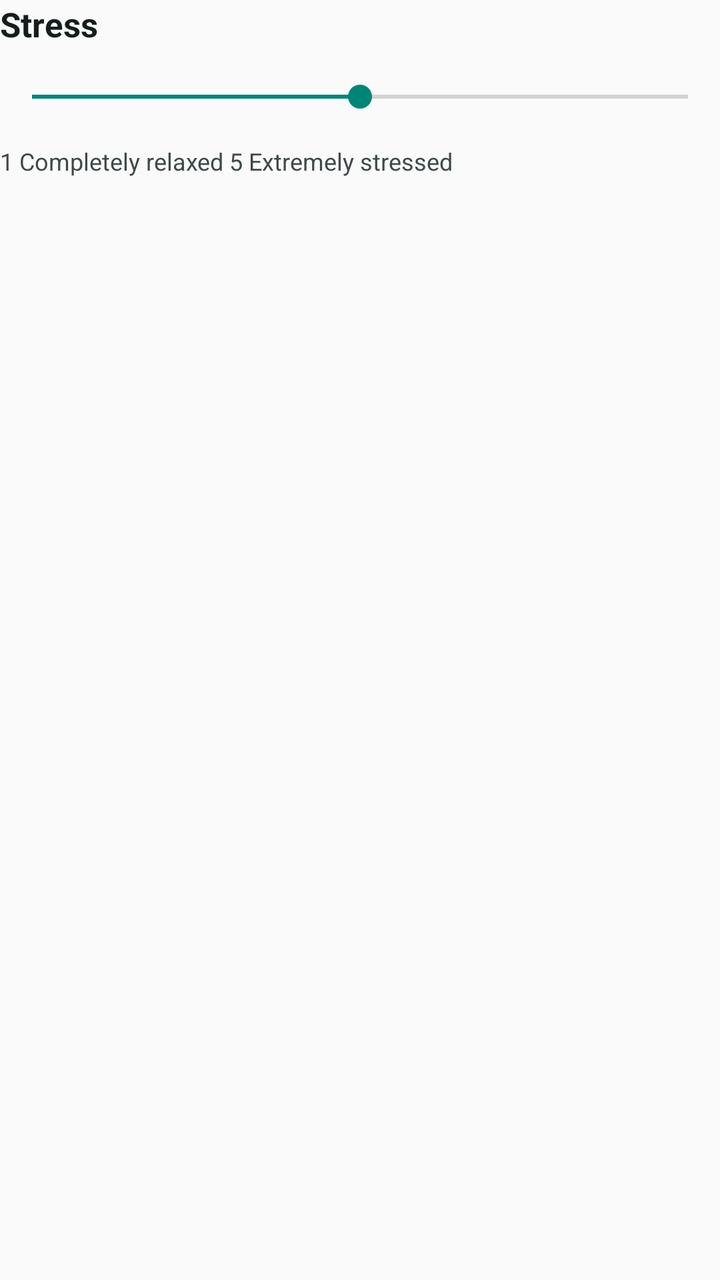
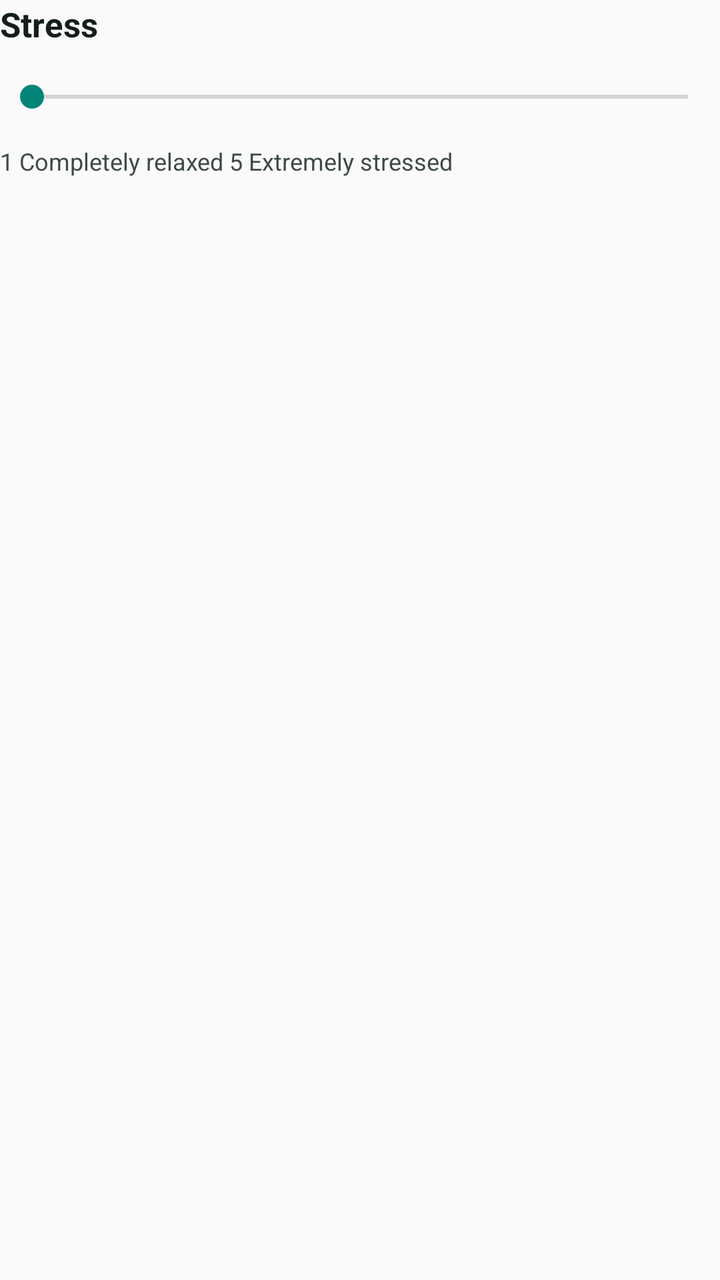

Two renders of the same Android screen: before a commit and after it. Below are the layout's source before the change and the commit's diff.
<!-- AndroidManifest.xml: application theme android:Theme.Material.Light.NoActionBar -->
<!-- res/layout/ema_slider_stress.xml -->
<LinearLayout xmlns:android="http://schemas.android.com/apk/res/android" android:layout_width="match_parent" android:layout_height="wrap_content" android:layout_marginTop="16dp" android:orientation="vertical">
    <LinearLayout android:layout_width="match_parent" android:layout_height="wrap_content" android:gravity="center_vertical">
        <TextView android:layout_width="0dp" android:layout_height="wrap_content" android:layout_weight="1" android:text="@string/ema_stress" android:textColor="#151D1D" android:textSize="17sp" android:textStyle="bold" />
        <TextView android:id="@+id/ema_stress_value" android:layout_width="40dp" android:layout_height="wrap_content" android:gravity="center" android:textSize="18sp" android:textStyle="bold" />
    </LinearLayout>
    <SeekBar android:id="@+id/ema_stress" android:layout_width="match_parent" android:layout_height="48dp" android:contentDescription="@string/ema_stress_description" android:max="5" android:min="1" android:progress="3" />
    <TextView android:layout_width="match_parent" android:layout_height="wrap_content" android:text="@string/ema_stress_scale" android:textColor="#3E4949" android:textSize="12sp" />
</LinearLayout>
<!-- resources referenced by this layout -->
<resources>
  <string name="ema_stress">Stress</string>
  <string name="ema_stress_description">Stress, 1 completely relaxed to 5 extremely stressed</string>
  <string name="ema_stress_scale">1 Completely relaxed                      5 Extremely stressed</string>
</resources>

<!-- the commit's change to res/layout/ema_slider_stress.xml (unified diff, before → after) -->
@@ -1,8 +1,8 @@
 <LinearLayout xmlns:android="http://schemas.android.com/apk/res/android" android:layout_width="match_parent" android:layout_height="wrap_content" android:layout_marginTop="16dp" android:orientation="vertical">
     <LinearLayout android:layout_width="match_parent" android:layout_height="wrap_content" android:gravity="center_vertical">
         <TextView android:layout_width="0dp" android:layout_height="wrap_content" android:layout_weight="1" android:text="@string/ema_stress" android:textColor="#151D1D" android:textSize="17sp" android:textStyle="bold" />
-        <TextView android:id="@+id/ema_stress_value" android:layout_width="40dp" android:layout_height="wrap_content" android:gravity="center" android:textSize="18sp" android:textStyle="bold" />
+        <TextView android:id="@+id/ema_stress_value" android:layout_width="80dp" android:layout_height="wrap_content" android:gravity="center" android:textSize="18sp" android:textStyle="bold" />
     </LinearLayout>
-    <SeekBar android:id="@+id/ema_stress" android:layout_width="match_parent" android:layout_height="48dp" android:contentDescription="@string/ema_stress_description" android:max="5" android:min="1" android:progress="3" />
+    <SeekBar android:id="@+id/ema_stress" android:layout_width="match_parent" android:layout_height="48dp" android:contentDescription="@string/ema_stress_description" android:max="5" android:min="0" android:progress="0" />
     <TextView android:layout_width="match_parent" android:layout_height="wrap_content" android:text="@string/ema_stress_scale" android:textColor="#3E4949" android:textSize="12sp" />
 </LinearLayout>
